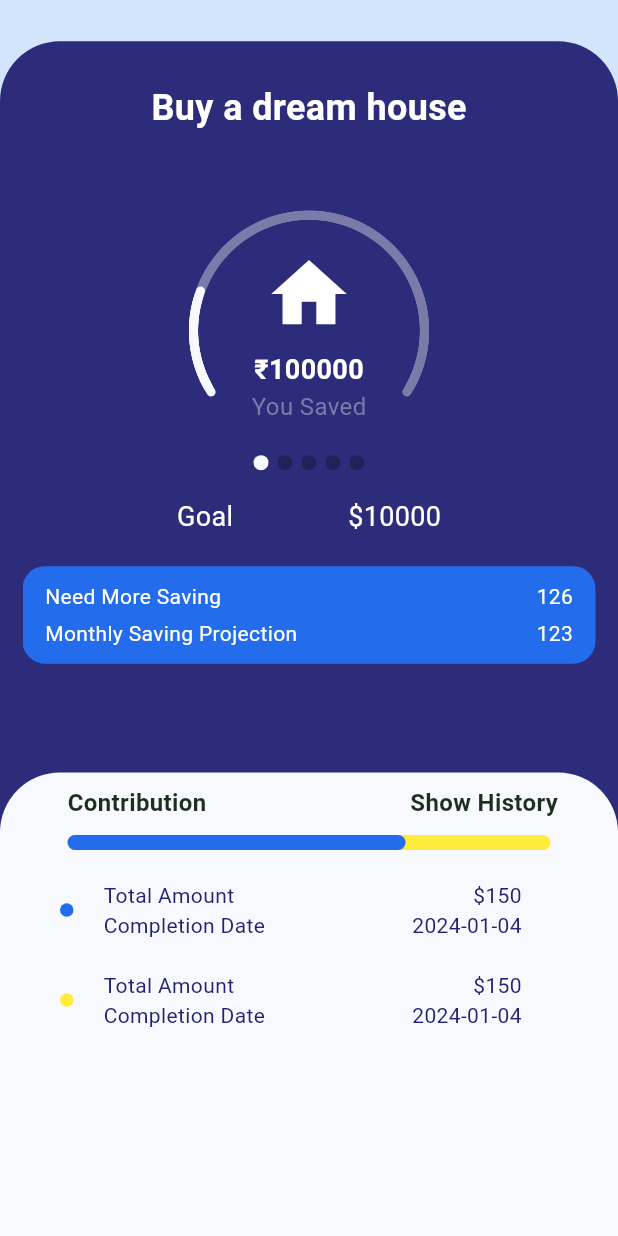
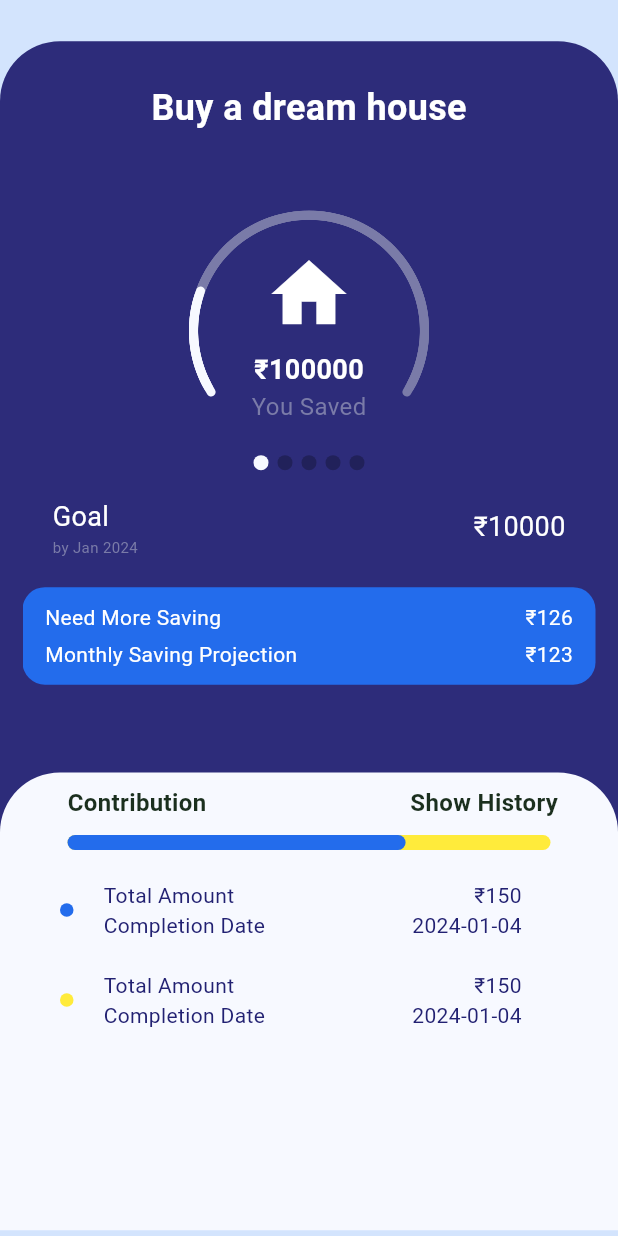
Before and after one commit to SachinVish012/test_pro, a Flutter app: the screen it shows after launch, on a phone screen of 412 x 824 dp. Run offline on Flutter 3.47's test engine with Material 3 defaults, Android fonts, the phone set to English and light mode, and no system bars; drawn by our look-alikes of carousel_slider, percent_indicator, step_progress_indicator.

Commit message:
changed currency sign

```diff
--- a/lib/screens/home_page.dart
+++ b/lib/screens/home_page.dart
@@ -30,8 +30,11 @@ class _HomePageState extends State<HomePage> {
       body: SingleChildScrollView(
         child: Stack(
           children: [
-            TopBlue(), //----for top blue widget
-            BottomWhite(), //--------for bottom white widget
+            //----for top blue widget
+            TopBlue(),
+            //--------for bottom white widget
+            BottomWhite(),
+            //-----for top text
             Container(
               alignment: Alignment.topCenter,
               margin: EdgeInsets.only(top: height1/15),
@@ -44,7 +47,11 @@ class _HomePageState extends State<HomePage> {
                       style: TextStyle(color: AppColors.textWhite,fontSize: 24,fontWeight: FontWeight.bold),
                     ),
                   ),
+
+                  //----for top widget,text,circular indicator
                   CircularIndicatorHome(),
+
+                  //-----for bottom contribution widget
                   ContributionHistory(),
              ],
               ),
--- a/lib/widget/bottom_white.dart
+++ b/lib/widget/bottom_white.dart
@@ -15,7 +15,7 @@ class BottomWhite extends StatelessWidget {
       alignment: Alignment.bottomCenter,
       margin: EdgeInsets.only(top: height1 / 1.6),
       //color: MyAppColor.YellowButton,
-      height: height1 / 2.5,
+      height: height1 / 2.7,
       width: double.infinity,
       decoration: BoxDecoration(
         color: AppColors.dashwhite,
--- a/lib/widget/circular_indicator.dart
+++ b/lib/widget/circular_indicator.dart
@@ -91,14 +91,29 @@ class _CircularIndicatorHomeState extends State<CircularIndicatorHome> {
                     mainAxisAlignment: MainAxisAlignment.start,
                     crossAxisAlignment: CrossAxisAlignment.center,
                     children: [
-                      Row(
+                      Container(
+                        margin: EdgeInsets.only(left: 20,right: 20),
+                        child: Row(
                           mainAxisAlignment: MainAxisAlignment.center,
                           crossAxisAlignment: CrossAxisAlignment.center,
                           children: [
                             Flexible(
                                 flex: 4,
-                              child:Text(AppText.goalText,
-                                style: TextStyle(color: AppColors.textWhite,fontSize: 18),)
+                                child:Column(
+                                  crossAxisAlignment: CrossAxisAlignment.start,
+                                  children: [
+                                    Container(
+                                      alignment: Alignment.topLeft,
+                                      child: Text(AppText.goalText,
+                                        style: TextStyle(color: AppColors.textWhite,fontSize: 18),),
+                                    ),
+                                    Container(
+                                      alignment: Alignment.topLeft,
+                                      child: Text("by Jan 2024",
+                                        style: TextStyle(color: AppColors.circularIndClr1,fontSize: 10),),
+                                    ),
+                                  ],
+                                )
                             ),
                             Flexible(
                                 flex: 2,
@@ -106,10 +121,14 @@ class _CircularIndicatorHomeState extends State<CircularIndicatorHome> {
                             ),
                             Flexible(
                                 flex: 4,
-                              child: Text("\$"+"10000",
-                                style: TextStyle(color: AppColors.textWhite,fontSize: 18),)
+                                child: Container(
+                                  alignment: Alignment.topRight,
+                                  child: Text("\u{20B9}"+"10000",
+                                    style: TextStyle(color: AppColors.textWhite,fontSize: 18),),
+                                )
                             ),
                           ],
+                        ),
                       ),
                       Container(
                         margin: EdgeInsets.only(top: 20),
@@ -139,7 +158,7 @@ class _CircularIndicatorHomeState extends State<CircularIndicatorHome> {
                                       flex: 4,
                                       child: Container(
                                         alignment: Alignment.topRight,
-                                        child: Text("126",
+                                        child: Text("\u{20B9}126",
                                           style: TextStyle(color: AppColors.textWhite,fontSize: 14),),
                                       )
                                   ),
@@ -164,7 +183,7 @@ class _CircularIndicatorHomeState extends State<CircularIndicatorHome> {
                                       flex: 4,
                                       child: Container(
                                         alignment: Alignment.topRight,
-                                        child: Text("123",
+                                        child: Text("\u{20B9}123",
                                           style: TextStyle(color: AppColors.textWhite,fontSize: 14),),
                                       )
                                   ),
--- a/lib/widget/contribution_history.dart
+++ b/lib/widget/contribution_history.dart
@@ -102,7 +102,7 @@ class _ContributionHistoryState extends State<ContributionHistory> {
                       children: [
                         Container(
                           alignment: Alignment.topRight,
-                          child: Text("\$150",style: TextStyle(color: AppColors.textblue2,fontSize: 14)),
+                          child: Text("\u{20B9}150",style: TextStyle(color: AppColors.textblue2,fontSize: 14)),
                         ),
                         Container(
                           alignment: Alignment.topRight,
@@ -155,7 +155,7 @@ class _ContributionHistoryState extends State<ContributionHistory> {
                       children: [
                         Container(
                           alignment: Alignment.topRight,
-                          child: Text("\$150",style: TextStyle(color: AppColors.textblue2,fontSize: 14)),
+                          child: Text("\u{20B9}150",style: TextStyle(color: AppColors.textblue2,fontSize: 14)),
                         ),
                         Container(
                           alignment: Alignment.topRight,
```
Lines whose indentation alone changed are shown as unchanged.
